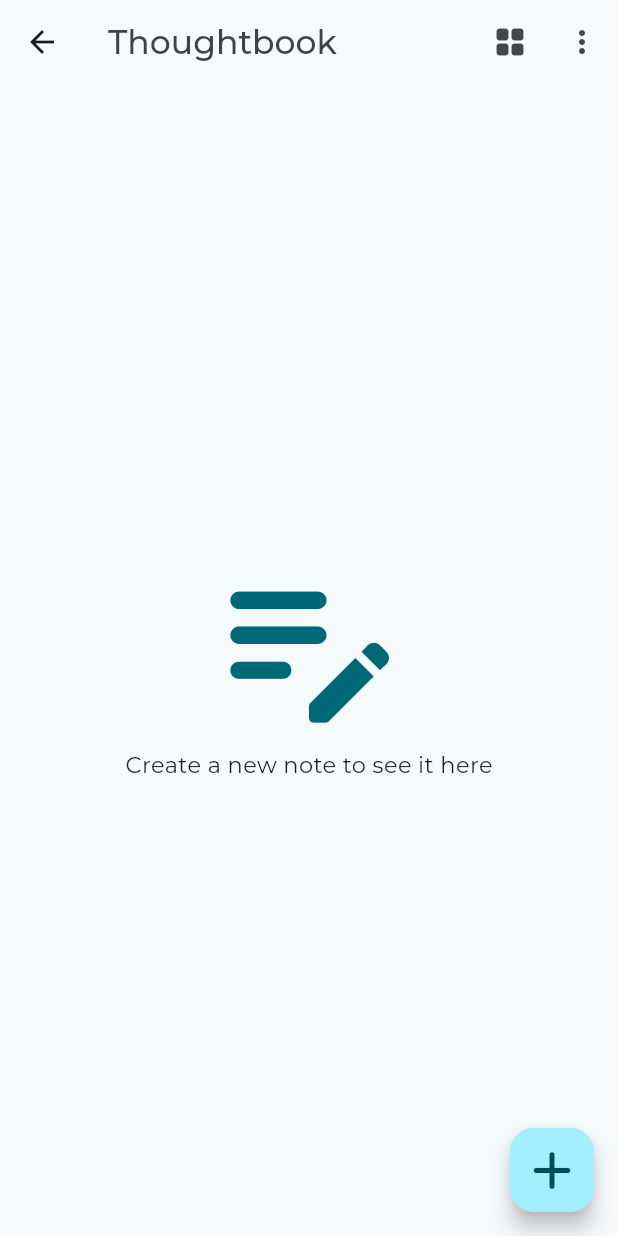
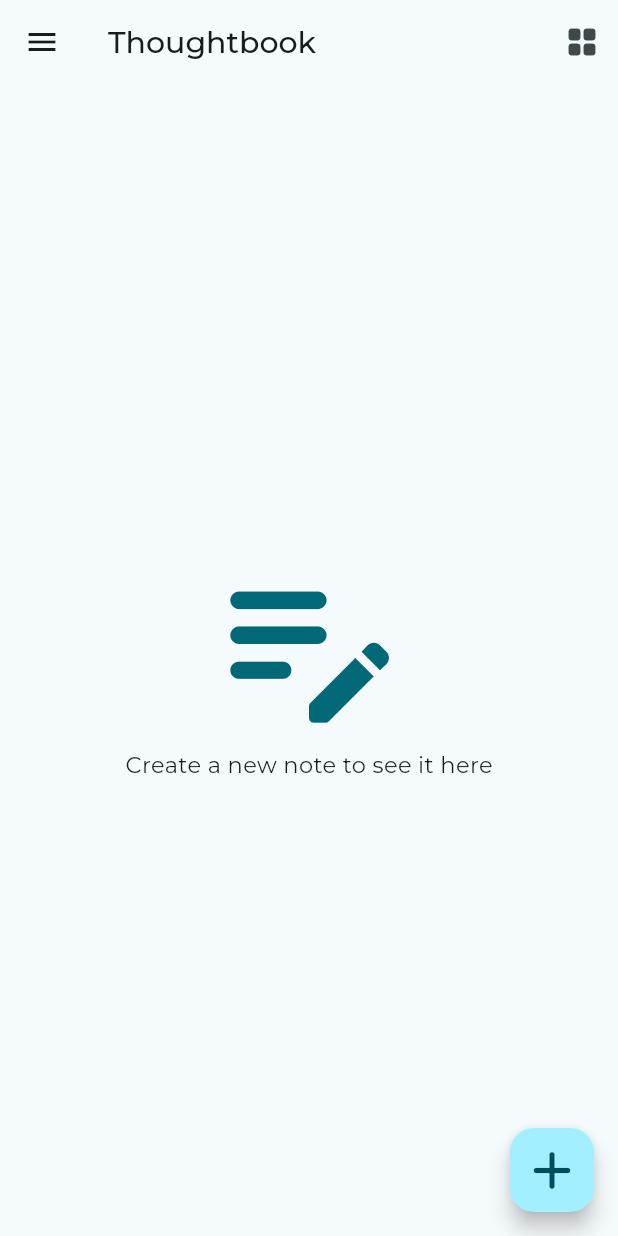
Before and after one commit to CrypticVader/thoughtbook, a Flutter app: the NotesView screen opened directly, on a phone screen of 412 x 824 dp. Run offline on Flutter 3.47's test engine with Material 2 defaults, Android fonts, the light colour scheme and no system bars; drawn by our look-alikes of dynamic_color; our stand-ins replace bloc, cloud_firestore, equatable, firebase_auth, firebase_core, flutter_bloc and 4 more; accounts and stored records are empty; generated files the repository leaves out were written again; project files that could hold a hidden picture were left out.

Commit message:
App can now be used without an account

```diff
--- a/lib/main.dart
+++ b/lib/main.dart
@@ -105,6 +105,8 @@ class HomePage extends StatelessWidget {
   }) {
     if (state is AuthStateLoggedIn) {
       return const NotesView();
+    } else if (state is AuthStateLoggedInAsGuest) {
+      return const NotesView();
     } else if (state is AuthStateForgotPassword) {
       return const ForgotPasswordView();
     } else if (state is AuthStateNeedsVerification) {
--- a/lib/services/auth/bloc/auth_event.dart
+++ b/lib/services/auth/bloc/auth_event.dart
@@ -23,6 +23,10 @@ class AuthEventLogIn extends AuthEvent {
   );
 }
 
+class AuthEventLoginAsGuest extends AuthEvent {
+  const AuthEventLoginAsGuest();
+}
+
 class AuthEventRegister extends AuthEvent {
   final String email;
   final String password;
--- a/lib/services/auth/bloc/auth_state.dart
+++ b/lib/services/auth/bloc/auth_state.dart
@@ -47,6 +47,11 @@ class AuthStateLoggedIn extends AuthState {
   }) : super(isLoading: isLoading);
 }
 
+class AuthStateLoggedInAsGuest extends AuthState {
+  const AuthStateLoggedInAsGuest({required bool isLoading})
+      : super(isLoading: isLoading);
+}
+
 class AuthStateNeedsVerification extends AuthState {
   const AuthStateNeedsVerification({required bool isLoading})
       : super(isLoading: isLoading);
--- a/lib/services/crud/local_note_service.dart
+++ b/lib/services/crud/local_note_service.dart
@@ -16,6 +16,9 @@ class LocalNoteService {
   static final LocalNoteService _shared = LocalNoteService._sharedInstance();
 
   LocalNoteService._sharedInstance() {
+    // using broadcast makes the StreamController lose hold of previous values on every listen
+    // This is mitigated by adding _notes to the stream broadcast every time it is subscribed to
+    _ensureDbIsOpen();
     _notesStreamController = StreamController<List<LocalNote>>.broadcast(
       onListen: () {
         _notesStreamController.sink.add(_notes);
@@ -74,7 +77,7 @@ class LocalNoteService {
   Future<List<LocalNote>> getAllNotes() async {
     await _ensureDbIsOpen();
     final notesCollection = _getNotesCollection;
-    return await notesCollection.where().findAll();
+    return await notesCollection.where().anyModified().findAll();
   }
 
   Future<LocalNote> getNote({required int id}) async {
@@ -164,6 +167,7 @@ class LocalNoteService {
         inspector: true,
       );
       _isar = isar;
+      await _cacheNotes();
       log("Within open() - after isar = await Isar.open(...)");
     } on MissingPlatformDirectoryException {
       throw UnableToGetDocumentsDirectory();
--- a/lib/styles/text_styles.dart
+++ /dev/null
@@ -1,13 +0,0 @@
-import 'package:flutter/material.dart';
-
-class CustomTextStyle {
-  late final BuildContext context;
-
-  CustomTextStyle(this.context);
-
-  late TextStyle appBarTitle = TextStyle(
-    fontSize: 22,
-    fontWeight: FontWeight.w500,
-    color: Theme.of(context).colorScheme.onBackground.withAlpha(210),
-  );
-}
--- a/lib/views/notes/notes_view.dart
+++ b/lib/views/notes/notes_view.dart
@@ -14,14 +14,10 @@ import 'package:thoughtbook/services/auth/bloc/auth_bloc.dart';
 import 'package:thoughtbook/services/auth/bloc/auth_event.dart';
 import 'package:thoughtbook/services/crud/local_note.dart';
 import 'package:thoughtbook/services/crud/local_note_service.dart';
-import 'package:thoughtbook/styles/text_styles.dart';
 import 'package:thoughtbook/utilities/dialogs/delete_dialog.dart';
 import 'package:thoughtbook/utilities/dialogs/logout_dialog.dart';
 import 'package:thoughtbook/utilities/modals/show_color_picker_bottom_sheet.dart';
 import 'package:thoughtbook/views/notes/notes_list_view.dart';
-
-// import 'package:thoughtbook/services/cloud/cloud_note.dart';
-// import 'package:thoughtbook/services/cloud/firestore_notes_service.dart';
 
 class NotesView extends StatefulWidget {
   const NotesView({Key? key}) : super(key: key);
@@ -33,7 +29,10 @@ class NotesView extends StatefulWidget {
 class _NotesViewState extends State<NotesView> {
   late final LocalNoteService _notesService;
 
-  String get userId => AuthService.firebase().currentUser!.id;
+  String? get userId => AuthService.firebase().currentUser?.id;
+
+  String? get userEmail => AuthService.firebase().currentUser?.email;
+
   List<LocalNote> _selectedNotes = [];
 
   @override
@@ -147,6 +146,7 @@ class _NotesViewState extends State<NotesView> {
     final bloc = context.read<AuthBloc>();
     final shouldLogout = await showLogoutDialog(context);
     if (shouldLogout) {
+      _notesService.deleteAllNotes();
       bloc.add(const AuthEventLogOut());
     }
   }
@@ -181,7 +181,11 @@ class _NotesViewState extends State<NotesView> {
       toolbarHeight: 64,
       title: Text(
         context.loc.app_title,
-        style: CustomTextStyle(context).appBarTitle,
+        style: TextStyle(
+          fontSize: 20,
+          fontWeight: FontWeight.w500,
+          color: Theme.of(context).colorScheme.onBackground,
+        ),
       ),
       actions: [
         IconButton(
@@ -194,40 +198,6 @@ class _NotesViewState extends State<NotesView> {
           tooltip: layoutPreference == listLayoutPref
               ? context.loc.notes_view_grid_layout
               : context.loc.notes_view_list_layout,
-        ),
-        PopupMenuButton<MenuAction>(
-          shape:
-              RoundedRectangleBorder(borderRadius: BorderRadius.circular(32)),
-          onSelected: (value) async {
-            switch (value) {
-              case MenuAction.logout:
-                await _onLogout(context);
-                break;
-              default:
-                break;
-            }
-          },
-          itemBuilder: (context) {
-            return [
-              PopupMenuItem<MenuAction>(
-                value: MenuAction.logout,
-                child: Row(
-                  children: [
-                    const Icon(Icons.logout_rounded),
-                    const SizedBox(
-                      width: 16,
-                    ),
-                    Text(
-                      context.loc.logout_button,
-                      style: const TextStyle(
-                        fontSize: 15,
-                      ),
-                    ),
-                  ],
-                ),
-              ),
-            ];
-          },
         ),
       ],
     );
@@ -243,7 +213,11 @@ class _NotesViewState extends State<NotesView> {
           _selectedNotes.length,
           context.loc.app_title,
         ),
-        style: CustomTextStyle(context).appBarTitle,
+        style: TextStyle(
+          fontSize: 20,
+          fontWeight: FontWeight.w500,
+          color: Theme.of(context).colorScheme.onBackground,
+        ),
       ),
       leading: IconButton(
         tooltip: context.loc.close,
@@ -438,7 +412,134 @@ class _NotesViewState extends State<NotesView> {
                           ),
                         )
                       : null,
-                  //TODO: Should replace it later with a stream builder
+                  drawer: Drawer(
+                    child: Padding(
+                      padding:
+                          const EdgeInsets.fromLTRB(12.0, 48.0, 12.0, 32.0),
+                      child: Column(
+                        children: [
+                          ListTile(
+                            contentPadding: EdgeInsets.zero,
+                            title: Text(
+                              context.loc.app_title,
+                              style: TextStyle(
+                                fontSize: 22,
+                                fontWeight: FontWeight.w600,
+                                color:
+                                    Theme.of(context).colorScheme.onBackground,
+                              ),
+                            ),
+                          ),
+                          const Spacer(
+                            flex: 1,
+                          ),
+                          if (AuthService.firebase().currentUser != null)
+                            Container(
+                              padding: const EdgeInsets.all(12.0),
+                              decoration: BoxDecoration(
+                                color:
+                                    context.theme.colorScheme.primaryContainer,
+                                borderRadius: BorderRadius.circular(28.0),
+                              ),
+                              child: Column(
+                                children: [
+                                  Row(
+                                    mainAxisAlignment: MainAxisAlignment.start,
+                                    children: [
+                                      Icon(
+                                        Icons.person_rounded,
+                                        size: 28.0,
+                                        color: context.theme.colorScheme
+                                            .onPrimaryContainer,
+                                      ),
+                                      const SizedBox(
+                                        width: 8.0,
+                                      ),
+                                      Expanded(
+                                        child: Text(
+                                          userEmail ?? "",
+                                          style: TextStyle(
+                                            fontSize: 15.0,
+                                            fontWeight: FontWeight.w500,
+                                            color: context.theme.colorScheme
+                                                .onPrimaryContainer,
+                                          ),
+                                        ),
+                                      ),
+                                    ],
+                                  ),
+                                  const SizedBox(
+                                    height: 8.0,
+                                  ),
+                                  TextButton(
+                                    onPressed: () {
+                                      Navigator.pop(context);
+                                      _onLogout(context);
+                                    },
+                                    style: TextButton.styleFrom(
+                                      backgroundColor:
+                                          context.theme.colorScheme.primary,
+                                      foregroundColor:
+                                          context.theme.colorScheme.onPrimary,
+                                    ),
+                                    child: Row(
+                                      mainAxisAlignment:
+                                          MainAxisAlignment.center,
+                                      children: [
+                                        const Icon(
+                                          Icons.logout_rounded,
+                                        ),
+                                        const SizedBox(
+                                          width: 8.0,
+                                        ),
+                                        Text(
+                                          context.loc.logout_button,
+                                          style: const TextStyle(
+                                            fontSize: 15.0,
+                                          ),
+                                        ),
+                                      ],
+                                    ),
+                                  ),
+                                ],
+                              ),
+                            ),
+                          if (AuthService.firebase().currentUser == null)
+                            TextButton(
+                              onPressed: () {
+                                Navigator.pop(context);
+                                context
+                                    .read<AuthBloc>()
+                                    .add(const AuthEventLogOut());
+                              },
+                              style: TextButton.styleFrom(
+                                backgroundColor:
+                                    context.theme.colorScheme.primary,
+                                foregroundColor:
+                                    context.theme.colorScheme.onPrimary,
+                              ),
+                              child: Row(
+                                mainAxisAlignment: MainAxisAlignment.center,
+                                children: [
+                                  const Icon(
+                                    Icons.login_rounded,
+                                  ),
+                                  const SizedBox(
+                                    width: 8.0,
+                                  ),
+                                  Text(
+                                    context.loc.login,
+                                    style: const TextStyle(
+                                      fontSize: 15.0,
+                                    ),
+                                  ),
+                                ],
+                              ),
+                            ),
+                        ],
+                      ),
+                    ),
+                  ),
                   body: StreamBuilder(
                     stream: _notesService.allNotes,
                     builder: (context, snapshot) {
```
Also changed, not shown: lib/services/auth/bloc/auth_bloc.dart (+17 -0 lines), lib/services/crud/old_notes_service.dart (deleted, +0 -364 lines), lib/views/forgot_password_view.dart (+5 -2 lines), lib/views/login_view.dart (+10 -3 lines), lib/views/verify_email_view.dart (+5 -2 lines).
